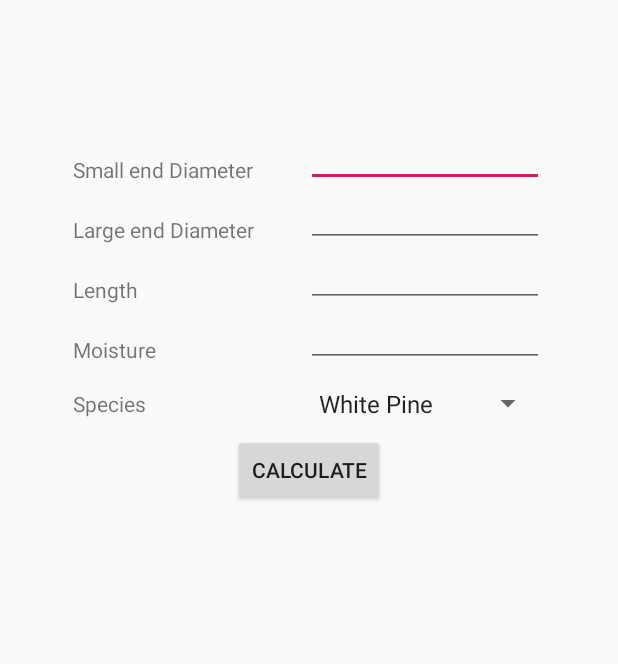
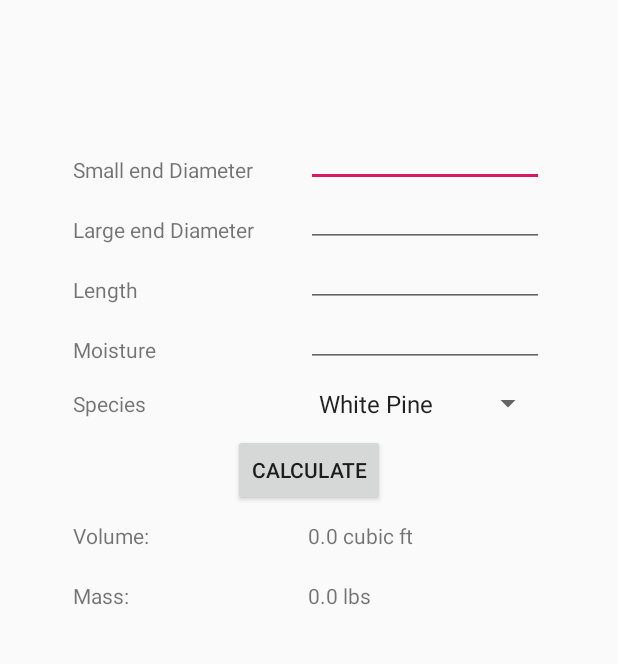
Before and after one commit to alanxurox/logAppAnd, an Android app: the screen it shows after launch (MainActivity), after a tap on "CALCULATE", on a phone screen of 412 x 824 dp, the part 219-883 px from its top. Run offline under Robolectric (Android 15) with nearby library versions, the phone set to English and light mode, and no system bars.

Commit message:
Volume and Mass calculations

```diff
--- a/app/src/main/java/com/example/logappand/Log.java
+++ b/app/src/main/java/com/example/logappand/Log.java
@@ -1,9 +1,11 @@
 package com.example.logappand;
 import java.lang.Math;
+import java.text.DecimalFormat;
 
 public class Log {
     private double largeDiameter, smallDiameter, length, moisture;
     private String species;
+
 
 
     public Log() {
@@ -66,6 +68,36 @@ public class Log {
         return (3.14 * length * ((largeDiameter * largeDiameter + smallDiameter * smallDiameter)/2));
     }
 
+    public double calculateDryMass() {
+        return getDensity() * calculateVolume();
+    }
+
+    public double calculateTotalMass(){
+        return getMoisture() * calculateDryMass() / 100 + calculateDryMass();
+    }
+
+    public double getDensity(){
+        switch(species) {
+            case "White Pine":
+                return 26.0;
+
+            case "Red Pine":
+                return 28.0;
+
+            case "Oak":
+                return 43.0;
+
+            case "Ash":
+                return 39.0;
+
+            case "Cherry":
+                return 33.0;
+
+            default:
+                return 0;
+        }
+    }
+
 
     @Override
     public String toString() {
--- a/app/src/main/java/com/example/logappand/MainActivity.java
+++ b/app/src/main/java/com/example/logappand/MainActivity.java
@@ -10,8 +10,10 @@ import android.widget.ArrayAdapter;
 import android.widget.Button;
 import android.widget.EditText;
 import android.widget.Spinner;
+import android.widget.TextView;
 import android.widget.Toast;
 
+import java.text.DecimalFormat;
 import java.util.ArrayList;
 import java.util.List;
 
@@ -21,7 +23,10 @@ public class MainActivity extends AppCompatActivity {
     private String speciesText;
     private Button button;
     private EditText smallDiameterText, largeDiameterText, lengthText, moistureText;
+    private TextView volume, mass;
     private Log log;
+    private DecimalFormat decimalFormat = new DecimalFormat("0.00");
+
     @Override
     protected void onCreate(Bundle savedInstanceState) {
         super.onCreate(savedInstanceState);
@@ -35,6 +40,8 @@ public class MainActivity extends AppCompatActivity {
         largeDiameterText = findViewById(R.id.editText3);
         lengthText = findViewById(R.id.editText4);
         moistureText = findViewById(R.id.editText5);
+        volume = findViewById(R.id.textView9);
+        mass = findViewById(R.id.textView11);
 
         //android.util.Log.d("Species Text", speciesText);
 
@@ -49,8 +56,15 @@ public class MainActivity extends AppCompatActivity {
 
                 //Volume is working! But how do I get Math.PI working?>?????
                 System.out.println(log.calculateVolume());
+
                 System.out.println(log.toString());
-                //log.calculateWeight();
+                System.out.println(log.getDensity());
+                System.out.println(log.calculateDryMass());
+                System.out.println(log.calculateTotalMass());
+
+                volume.setText("" + Double.parseDouble(decimalFormat.format(log.calculateVolume())) + " cubic ft");
+                mass.setText(""+ Double.parseDouble(decimalFormat.format(log.calculateTotalMass())) + " lbs");
+
             }
         });
     }
@@ -64,8 +78,10 @@ public class MainActivity extends AppCompatActivity {
             } catch (Exception e) {
                 e.printStackTrace();
             }
+        } else if (text.equals(moistureText)){
+            Toast.makeText(getApplicationContext(), "Moisture is defaulted to 0%", Toast.LENGTH_SHORT).show();
         } else {
-            Toast.makeText(getApplicationContext(), "The " + text.toString() + " field is empty!", Toast.LENGTH_SHORT).show();
+            Toast.makeText(getApplicationContext(), "Please fill out all the fields", Toast.LENGTH_SHORT).show();
         }
 
         return value;
--- a/app/src/main/res/layout/activity_main.xml
+++ b/app/src/main/res/layout/activity_main.xml
@@ -145,6 +145,52 @@
             android:layout_gravity="center"
             android:text="Calculate" />
 
+        <LinearLayout
+            android:layout_width="314dp"
+            android:layout_height="40dp"
+            android:layout_gravity="center"
+            android:gravity="center"
+            android:orientation="horizontal">
+
+            <TextView
+                android:id="@+id/textView8"
+                android:layout_width="50dp"
+                android:layout_height="wrap_content"
+                android:layout_weight="1"
+                android:text="Volume:" />
+
+            <TextView
+                android:id="@+id/textView9"
+                android:layout_width="50dp"
+                android:layout_height="wrap_content"
+                android:layout_weight="1"
+                android:text="" />
+
+        </LinearLayout>
+
+        <LinearLayout
+            android:layout_width="314dp"
+            android:layout_height="40dp"
+            android:layout_gravity="center"
+            android:gravity="center"
+            android:orientation="horizontal">
+
+            <TextView
+                android:id="@+id/textView10"
+                android:layout_width="50dp"
+                android:layout_height="wrap_content"
+                android:layout_weight="1"
+                android:text="Mass:" />
+
+            <TextView
+                android:id="@+id/textView11"
+                android:layout_width="50dp"
+                android:layout_height="wrap_content"
+                android:layout_weight="1"
+                android:text="" />
+
+        </LinearLayout>
+
 
     </LinearLayout>
 
```
Lines whose indentation alone changed are shown as unchanged.
